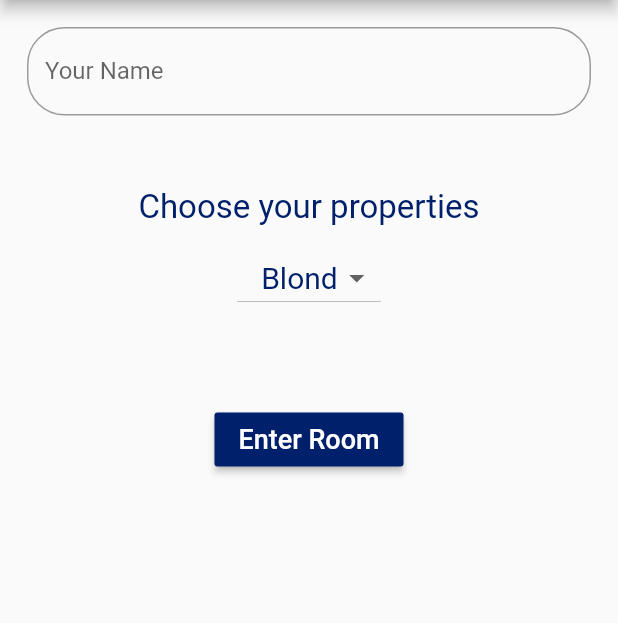
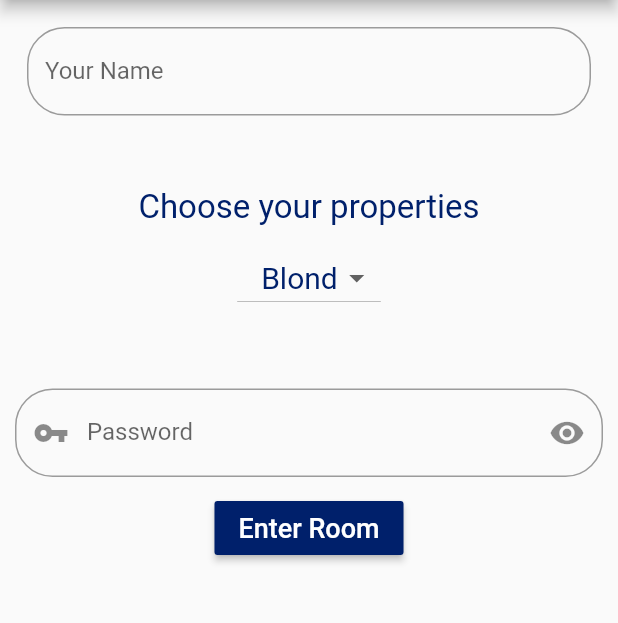
Before and after one commit to Murmelmunz/mop_frontend, a Flutter app: the JoinDialogPage screen opened directly with empty values, on a phone screen of 412 x 824 dp, the part 84-707 px from its top. Run offline on Flutter 3.47's test engine with Material 2 defaults, Android fonts, the phone set to English and light mode, and no system bars; our stand-ins replace shared_preferences; missing offline and left inert: flutter_circular_chart; accounts and stored records are empty; network calls fail.

Commit message:
Join Dialog with password and Network

```diff
--- a/lib/screens/join_dialog.dart
+++ b/lib/screens/join_dialog.dart
@@ -65,7 +65,7 @@ class _JoinDialogState extends State<JoinDialogPage>{
     });
   }
 
-  List<DropdownMenuItem<String>> _fillCategories(){
+  List<DropdownMenuItem<String>> _fillCategories(int index){
     List<DropdownMenuItem<String>> items = new List();
     for(List _list in _CategoriesInCategory) {
       for (String item in _list) {
@@ -76,21 +76,20 @@ class _JoinDialogState extends State<JoinDialogPage>{
   }
 
   Widget _createDropDown(BuildContext context, int index){
-    return Flexible(
-      child: Container(
+    return Container(
       child: Padding(
           padding: EdgeInsets.all(8.0),
           child: new DropdownButton(
             value: _currentCategory,
-              items: _fillCategories(),
+            items: _fillCategories(index),
             onChanged: changeCategory,
           )),
-      ),);
+    );
   }
 
   // To hide or show the password button
   Widget _passwordButton(){
-    if(this.room.password == null){
+    if(this.room.password != "lib/assets/schloss_icon_offen.png"){
       return TextField(
         decoration: InputDecoration(
             labelText: "Password",
@@ -179,14 +178,11 @@ class _JoinDialogState extends State<JoinDialogPage>{
             Container(
               padding: EdgeInsets.only(top: 40, bottom: 40),
               child: Column(
-                mainAxisSize: MainAxisSize.min,
                 children: <Widget>[
                   Row(
-                    mainAxisSize: MainAxisSize.min,
                     mainAxisAlignment: MainAxisAlignment.center,
                     children: <Widget>[
                       Column(
-                        mainAxisSize: MainAxisSize.min,
                         children: <Widget>[
                           Container(
                             child: Text(
--- a/lib/utils/network.dart
+++ b/lib/utils/network.dart
@@ -78,7 +78,8 @@ class NetworkNormal {
         [
           {
             "name": "${participant.name}",
-            "password": "${participant.password}"
+            "password": "${participant.password}",
+            "roomPassword": "${participant.password}"
           }
         ]
       }
```
Lines whose indentation alone changed are shown as unchanged.
